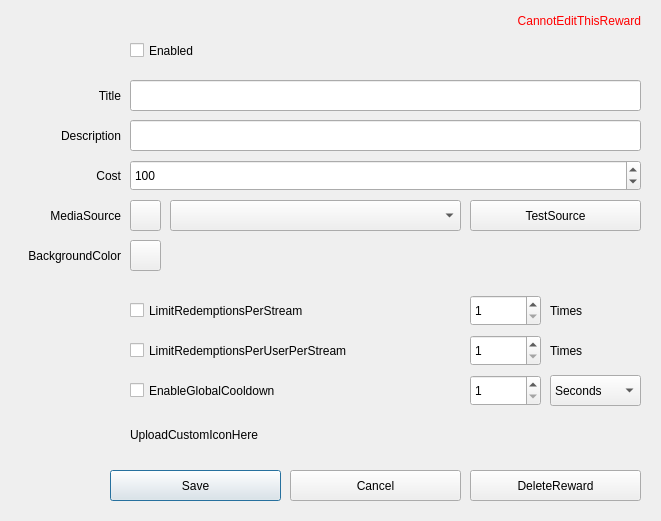
First picture: the form in src/EditRewardDialog.ui, repository gottagofaster236/RewardsTheater, before the edit.
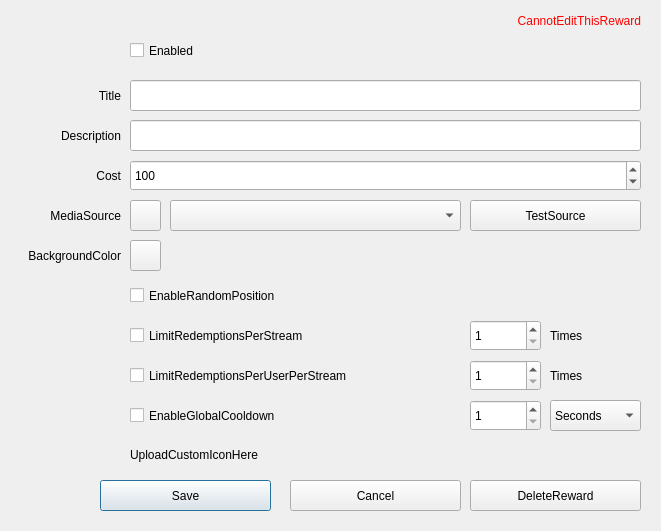
Second picture: the form after the edit.

Commit message: Ui for random position

Patch:
```diff
--- a/src/EditRewardDialog.ui
+++ b/src/EditRewardDialog.ui
@@ -7,7 +7,7 @@
     <x>0</x>
     <y>0</y>
     <width>661</width>
-    <height>521</height>
+    <height>531</height>
    </rect>
   </property>
   <property name="windowTitle">
@@ -61,8 +61,8 @@
   <widget class="QPushButton" name="saveButton">
    <property name="geometry">
     <rect>
-     <x>110</x>
-     <y>470</y>
+     <x>100</x>
+     <y>480</y>
      <width>171</width>
      <height>31</height>
     </rect>
@@ -75,7 +75,7 @@
    <property name="geometry">
     <rect>
      <x>470</x>
-     <y>470</y>
+     <y>480</y>
      <width>171</width>
      <height>31</height>
     </rect>
@@ -88,7 +88,7 @@
    <property name="geometry">
     <rect>
      <x>290</x>
-     <y>470</y>
+     <y>480</y>
      <width>171</width>
      <height>31</height>
     </rect>
@@ -153,7 +153,7 @@
    <property name="geometry">
     <rect>
      <x>130</x>
-     <y>295</y>
+     <y>320</y>
      <width>341</width>
      <height>31</height>
     </rect>
@@ -166,7 +166,7 @@
    <property name="geometry">
     <rect>
      <x>470</x>
-     <y>295</y>
+     <y>320</y>
      <width>71</width>
      <height>31</height>
     </rect>
@@ -182,7 +182,7 @@
    <property name="geometry">
     <rect>
      <x>130</x>
-     <y>335</y>
+     <y>360</y>
      <width>341</width>
      <height>31</height>
     </rect>
@@ -195,7 +195,7 @@
    <property name="geometry">
     <rect>
      <x>470</x>
-     <y>335</y>
+     <y>360</y>
      <width>71</width>
      <height>31</height>
     </rect>
@@ -211,9 +211,9 @@
    <property name="geometry">
     <rect>
      <x>130</x>
-     <y>370</y>
+     <y>390</y>
      <width>341</width>
-     <height>41</height>
+     <height>51</height>
     </rect>
    </property>
    <property name="text">
@@ -224,7 +224,7 @@
    <property name="geometry">
     <rect>
      <x>470</x>
-     <y>375</y>
+     <y>400</y>
      <width>71</width>
      <height>31</height>
     </rect>
@@ -240,7 +240,7 @@
    <property name="geometry">
     <rect>
      <x>130</x>
-     <y>420</y>
+     <y>440</y>
      <width>341</width>
      <height>31</height>
     </rect>
@@ -262,7 +262,7 @@
    <property name="geometry">
     <rect>
      <x>550</x>
-     <y>335</y>
+     <y>360</y>
      <width>91</width>
      <height>31</height>
     </rect>
@@ -275,7 +275,7 @@
    <property name="geometry">
     <rect>
      <x>550</x>
-     <y>295</y>
+     <y>320</y>
      <width>91</width>
      <height>31</height>
     </rect>
@@ -383,7 +383,7 @@
    <property name="geometry">
     <rect>
      <x>550</x>
-     <y>375</y>
+     <y>400</y>
      <width>91</width>
      <height>31</height>
     </rect>
@@ -438,6 +438,19 @@
     <number>200</number>
    </property>
   </widget>
+  <widget class="QCheckBox" name="enableRandomPositionCheckBox">
+   <property name="geometry">
+    <rect>
+     <x>130</x>
+     <y>280</y>
+     <width>341</width>
+     <height>31</height>
+    </rect>
+   </property>
+   <property name="text">
+    <string>EnableRandomPosition</string>
+   </property>
+  </widget>
  </widget>
  <resources/>
  <connections/>
```
The commit also changes 4 other files.
